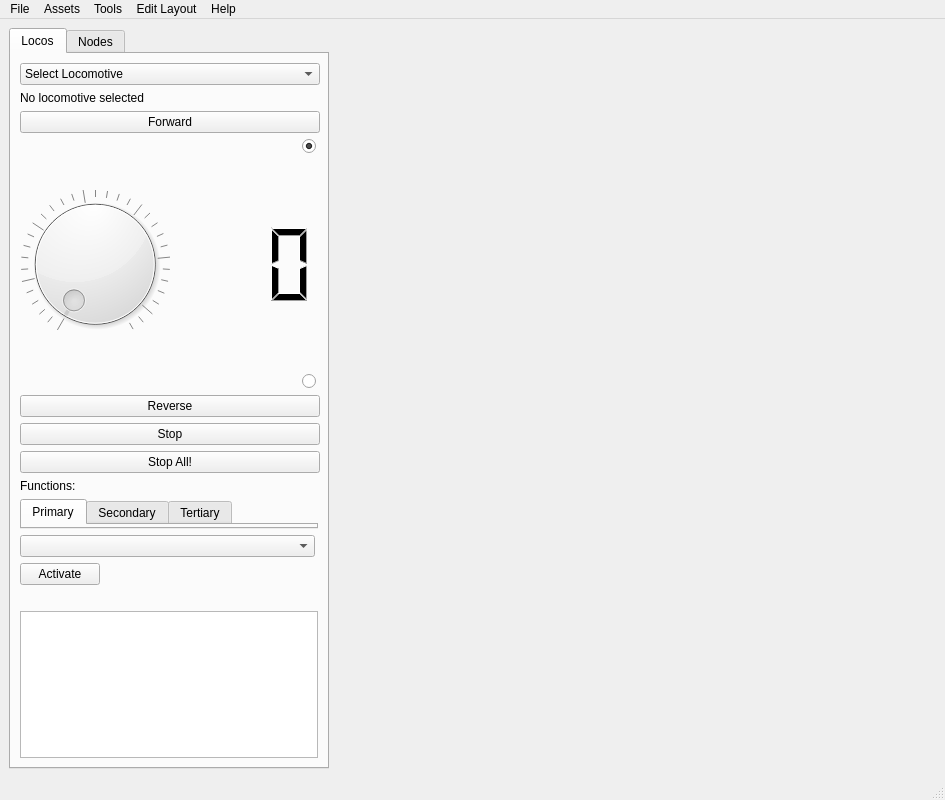
First picture: the form in mainwindow.ui, repository penguintutor/pyvlcb, before the edit.
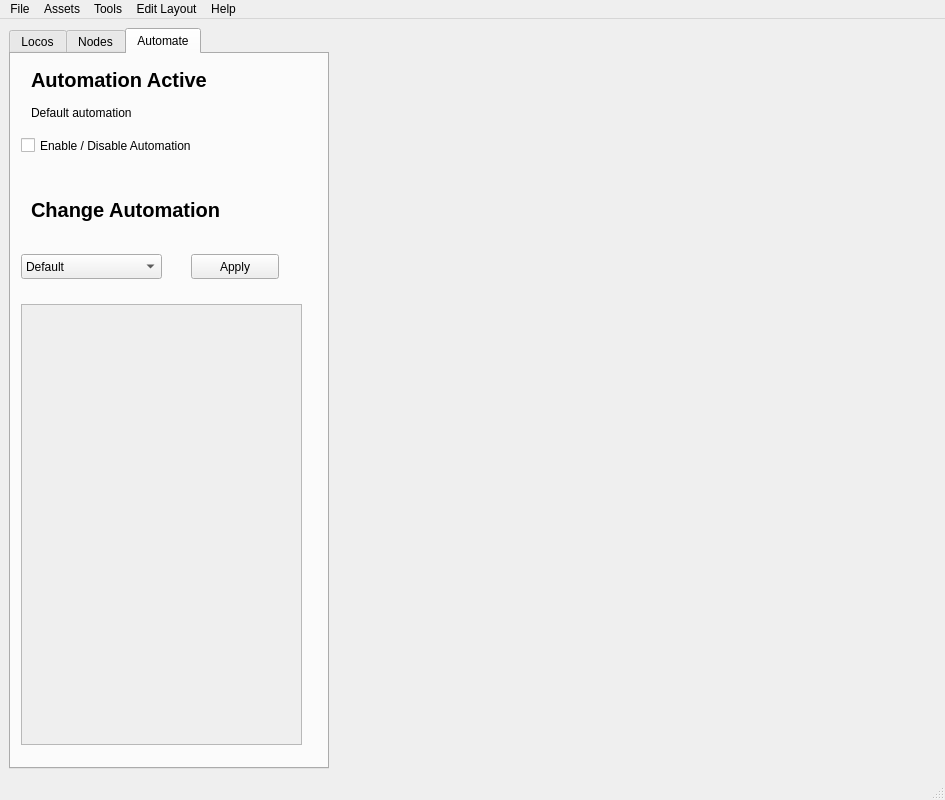
Second picture: the form after the edit. The open tabs and pages were chosen to show the change. Custom widgets are drawn as their Qt base class.

Commit message: Create and save automation event rules

The edit to the form file:
```diff
--- a/mainwindow.ui
+++ b/mainwindow.ui
@@ -543,6 +543,133 @@
           </item>
          </layout>
         </widget>
+        <widget class="QWidget" name="automateTab">
+         <attribute name="title">
+          <string>Automate</string>
+         </attribute>
+         <widget class="QLabel" name="automationStateLabel">
+          <property name="geometry">
+           <rect>
+            <x>20</x>
+            <y>10</y>
+            <width>211</width>
+            <height>31</height>
+           </rect>
+          </property>
+          <property name="font">
+           <font>
+            <pointsize>15</pointsize>
+            <weight>75</weight>
+            <bold>true</bold>
+           </font>
+          </property>
+          <property name="text">
+           <string>Automation Active</string>
+          </property>
+         </widget>
+         <widget class="QCheckBox" name="automationEnableCheckBox">
+          <property name="geometry">
+           <rect>
+            <x>10</x>
+            <y>80</y>
+            <width>221</width>
+            <height>23</height>
+           </rect>
+          </property>
+          <property name="text">
+           <string>Enable / Disable Automation</string>
+          </property>
+         </widget>
+         <widget class="QLabel" name="automationSelectedLabel">
+          <property name="geometry">
+           <rect>
+            <x>20</x>
+            <y>50</y>
+            <width>151</width>
+            <height>17</height>
+           </rect>
+          </property>
+          <property name="text">
+           <string>Default automation</string>
+          </property>
+         </widget>
+         <widget class="QLabel" name="automationStateLabel_2">
+          <property name="geometry">
+           <rect>
+            <x>20</x>
+            <y>140</y>
+            <width>271</width>
+            <height>31</height>
+           </rect>
+          </property>
+          <property name="font">
+           <font>
+            <pointsize>15</pointsize>
+            <weight>75</weight>
+            <bold>true</bold>
+           </font>
+          </property>
+          <property name="text">
+           <string>Change Automation</string>
+          </property>
+         </widget>
+         <widget class="QComboBox" name="selectAutomationCombo">
+          <property name="geometry">
+           <rect>
+            <x>10</x>
+            <y>200</y>
+            <width>141</width>
+            <height>25</height>
+           </rect>
+          </property>
+          <item>
+           <property name="text">
+            <string>Default</string>
+           </property>
+          </item>
+          <item>
+           <property name="text">
+            <string>New ...</string>
+           </property>
+          </item>
+         </widget>
+         <widget class="QPushButton" name="automationApplyButton">
+          <property name="geometry">
+           <rect>
+            <x>180</x>
+            <y>200</y>
+            <width>88</width>
+            <height>25</height>
+           </rect>
+          </property>
+          <property name="text">
+           <string>Apply</string>
+          </property>
+         </widget>
+         <widget class="QScrollArea" name="automationLogScroll">
+          <property name="geometry">
+           <rect>
+            <x>10</x>
+            <y>250</y>
+            <width>281</width>
+            <height>441</height>
+           </rect>
+          </property>
+          <property name="widgetResizable">
+           <bool>true</bool>
+          </property>
+          <widget class="QWidget" name="scrollAreaWidgetContents">
+           <property name="geometry">
+            <rect>
+             <x>0</x>
+             <y>0</y>
+             <width>279</width>
+             <height>439</height>
+            </rect>
+           </property>
+          </widget>
+         </widget>
+        </widget>
        </widget>
       </item>
       <item>
```
Left out of the diff: 2 changed lines with no effect on the pictures. The commit also changes 4 other files.
